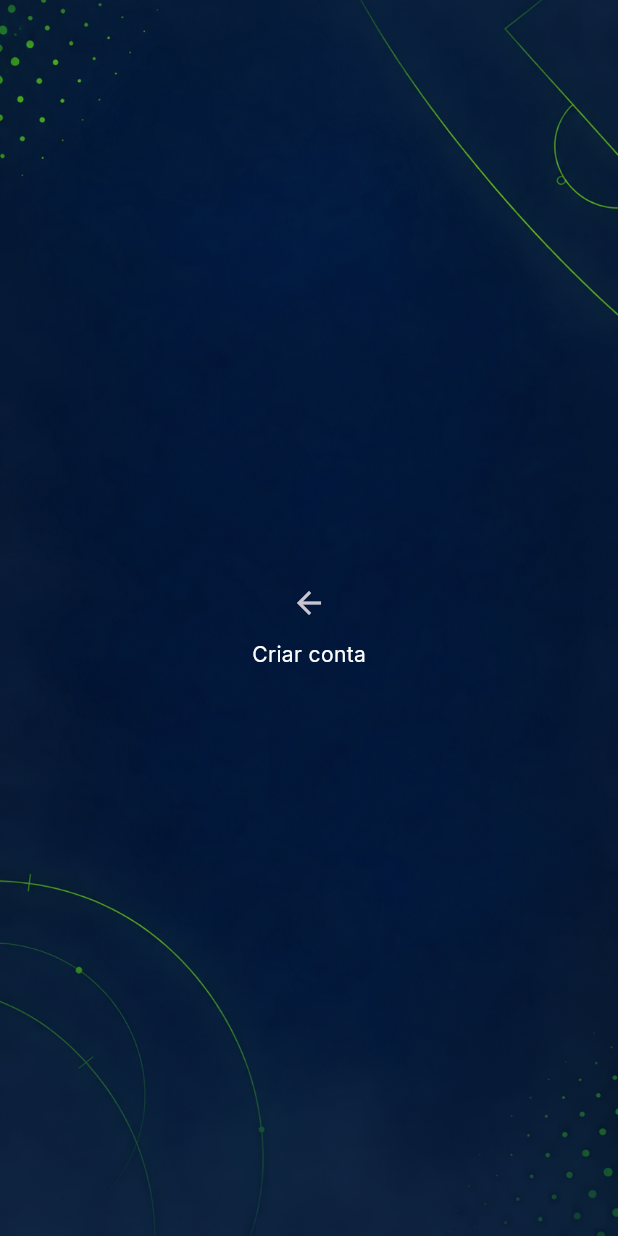
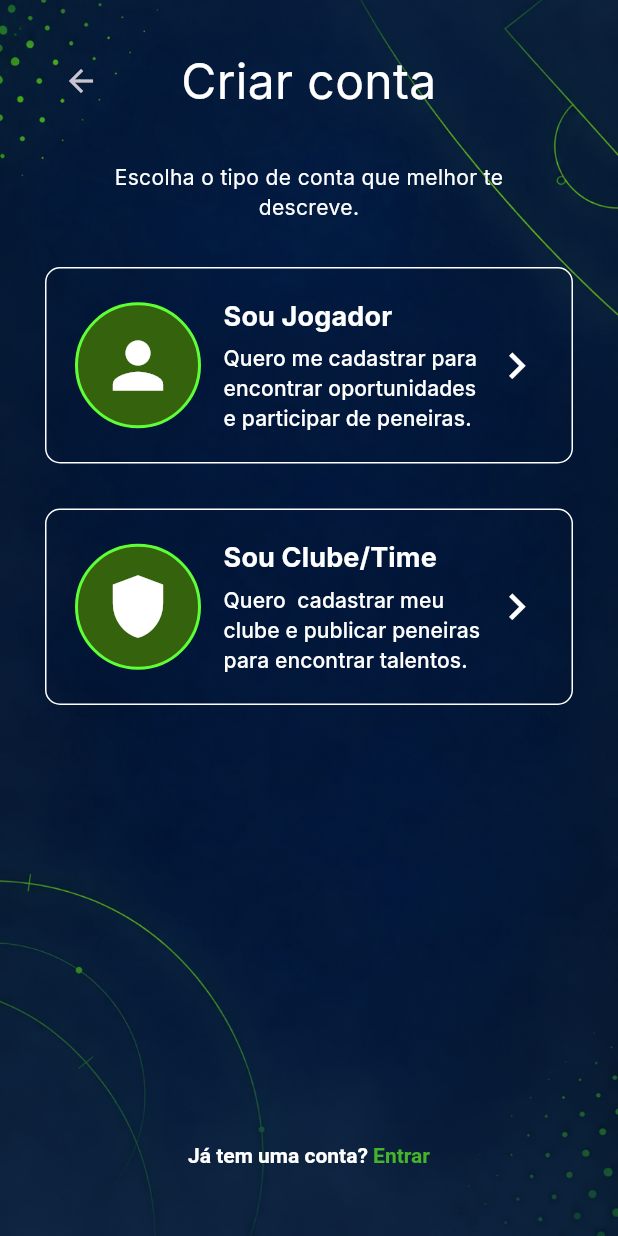
Before and after one commit to Victor1669/Peneiras-App-FrontEnd, a Flutter app: the CadastroScreenBody screen opened directly, on a phone screen of 412 x 824 dp. Run offline on Flutter 3.47's test engine with Material 3 defaults, Android fonts, the phone set to English and light mode, and no system bars; our stand-ins replace go_router, google_fonts.

Commit message:
Versão 1.0.0+3: Adição da tela inicial de cadastro.

```diff
--- a/lib/main.dart
+++ b/lib/main.dart
@@ -3,8 +3,10 @@ import 'package:go_router/go_router.dart';
 import 'package:google_fonts/google_fonts.dart';
 
 import 'package:peneiras/constants/app_colors.dart';
-import 'package:peneiras/screens/cadastro.dart';
 
+import './screens/cadastro/cadastro.dart';
+import './screens/cadastro/cadastro_time.dart';
+import './screens/cadastro/cadastro_jogador.dart';
 import "./screens/initial.dart";
 import "./screens/login.dart";
 
@@ -21,6 +23,16 @@ final GoRouter _router = GoRouter(
     GoRoute(
       path: '/cadastro',
       builder: (context, state) => const CadastroScreen(),
+      routes: [
+        GoRoute(
+          path: 'jogador',
+          builder: (context, state) => const CadastroJogadorScreen(),
+        ),
+        GoRoute(
+          path: 'time',
+          builder: (context, state) => const CadastroTimeScreen(),
+        ),
+      ],
     ),
   ],
 );
--- a/lib/screens/cadastro.dart
+++ /dev/null
@@ -1,35 +0,0 @@
-import 'package:flutter/material.dart';
-import 'package:go_router/go_router.dart';
-
-class CadastroScreen extends StatelessWidget {
-  const CadastroScreen({super.key});
-
-  @override
-  Widget build(BuildContext context) {
-    return const CadastroScreenBody();
-  }
-}
-
-class CadastroScreenBody extends StatelessWidget {
-  const CadastroScreenBody({super.key});
-
-  @override
-  Widget build(BuildContext context) {
-    return Scaffold(
-      backgroundColor: Colors.transparent,
-      body: Center(
-        child: Column(
-          mainAxisAlignment: MainAxisAlignment.center,
-          children: [
-            BackButton(
-              onPressed: () {
-                context.go("/");
-              },
-            ),
-            const Text("Criar conta"),
-          ],
-        ),
-      ),
-    );
-  }
-}
--- /dev/null
+++ b/lib/screens/cadastro/cadastro.dart
@@ -0,0 +1,173 @@
+import 'package:flutter/material.dart';
+import 'package:go_router/go_router.dart';
+import 'package:peneiras/widgets/transparent_button.dart';
+
+import '../../constants/app_colors.dart';
+
+class CadastroScreen extends StatelessWidget {
+  const CadastroScreen({super.key});
+
+  @override
+  Widget build(BuildContext context) {
+    return const CadastroScreenBody();
+  }
+}
+
+class CadastroScreenBody extends StatelessWidget {
+  const CadastroScreenBody({super.key});
+
+  @override
+  Widget build(BuildContext context) {
+    return Scaffold(
+        backgroundColor: Colors.transparent,
+        body: Center(
+          child: Padding(
+            padding: const EdgeInsets.all(30),
+            child: Column(
+              mainAxisAlignment: MainAxisAlignment.spaceBetween,
+              children: [
+                Column(
+                  spacing: 10,
+                  children: [
+                    Stack(
+                      alignment: Alignment.center,
+                      children: [
+                        Align(
+                          alignment: Alignment.centerLeft,
+                          child: BackButton(
+                            onPressed: () {
+                              context.go("/");
+                            },
+                          ),
+                        ),
+                        const Text(
+                          textAlign: TextAlign.center,
+                          "Criar conta",
+                          style: TextStyle(fontSize: 32),
+                        ),
+                      ],
+                    ),
+                    const Padding(
+                      padding: EdgeInsetsGeometry.all(20),
+                      child: Text(
+                        "Escolha o tipo de conta que melhor te descreve.",
+                        textAlign: TextAlign.center,
+                      ),
+                    ),
+                    Column(
+                      spacing: 30,
+                      children: [
+                        CadastroButton(
+                          text: "Sou Jogador",
+                          description:
+                              "Quero me cadastrar para encontrar oportunidades e participar de peneiras.",
+                          icon: Icons.person,
+                          onPressed: () => context.go("/cadastro/time"),
+                        ),
+                        CadastroButton(
+                          text: "Sou Clube/Time",
+                          description:
+                              "Quero  cadastrar meu clube e publicar peneiras para encontrar talentos.",
+                          icon: Icons.shield_sharp,
+                          onPressed: () => context.go("/cadastro/jogador"),
+                        )
+                      ],
+                    )
+                  ],
+                ),
+                Column(
+                  spacing: 10,
+                  children: [
+                    TextButton(
+                      onPressed: () {
+                        context.push('/login');
+                      },
+                      child: RichText(
+                        text: const TextSpan(
+                          style: TextStyle(fontWeight: FontWeight.bold),
+                          children: [
+                            TextSpan(
+                                text: 'Já tem uma conta?',
+                                style: TextStyle(color: Colors.white)),
+                            TextSpan(
+                                text: ' Entrar',
+                                style: TextStyle(color: AppColors.lightGreen)),
+                          ],
+                        ),
+                      ),
+                    ),
+                  ],
+                ),
+              ],
+            ),
+          ),
+        ));
+  }
+}
+
+class CadastroButton extends StatelessWidget {
+  final String text;
+  final String description;
+  final IconData icon;
+  final VoidCallback onPressed;
+
+  const CadastroButton(
+      {super.key,
+      required this.text,
+      required this.description,
+      required this.icon,
+      required this.onPressed});
+
+  @override
+  Widget build(BuildContext context) {
+    return TransparentButton(
+      onPressed: onPressed,
+      child: Row(
+        children: [
+          Container(
+            decoration: BoxDecoration(
+              shape: BoxShape.circle,
+              color: const Color(0xff35620D),
+              border: Border.all(
+                color: const Color(0xff5FFF37),
+                width: 2,
+              ),
+            ),
+            child: Padding(
+              padding: const EdgeInsets.all(15),
+              child: Icon(
+                icon,
+                size: 50,
+              ),
+            ),
+          ),
+          const SizedBox(width: 15),
+          Expanded(
+            child: Column(
+              crossAxisAlignment: CrossAxisAlignment.start,
+              mainAxisSize: MainAxisSize.min,
+              children: [
+                Text(
+                  text,
+                  style: const TextStyle(
+                    fontWeight: FontWeight.bold,
+                    fontSize: 18,
+                  ),
+                ),
+                const SizedBox(height: 5),
+                Text(
+                  description,
+                  style: const TextStyle(fontSize: 14),
+                ),
+              ],
+            ),
+          ),
+          const Icon(
+            Icons.chevron_right,
+            size: 35,
+          )
+        ],
+      ),
+    );
+  }
+}
--- a/pubspec.yaml
+++ b/pubspec.yaml
@@ -16,7 +16,7 @@ publish_to: 'none' # Remove this line if you wish to publish to pub.dev
 # https://developer.apple.com/library/archive/documentation/General/Reference/InfoPlistKeyReference/Articles/CoreFoundationKeys.html
 # In Windows, build-name is used as the major, minor, and patch parts
 # of the product and file versions while build-number is used as the build suffix.
-version: 1.0.0+2
+version: 1.0.0+3
 
 environment:
   sdk: '>=3.4.0 <4.0.0'
```
Also changed, not shown: lib/screens/cadastro/cadastro_jogador.dart (added, +48 -0 lines), lib/screens/cadastro/cadastro_time.dart (added, +48 -0 lines).
